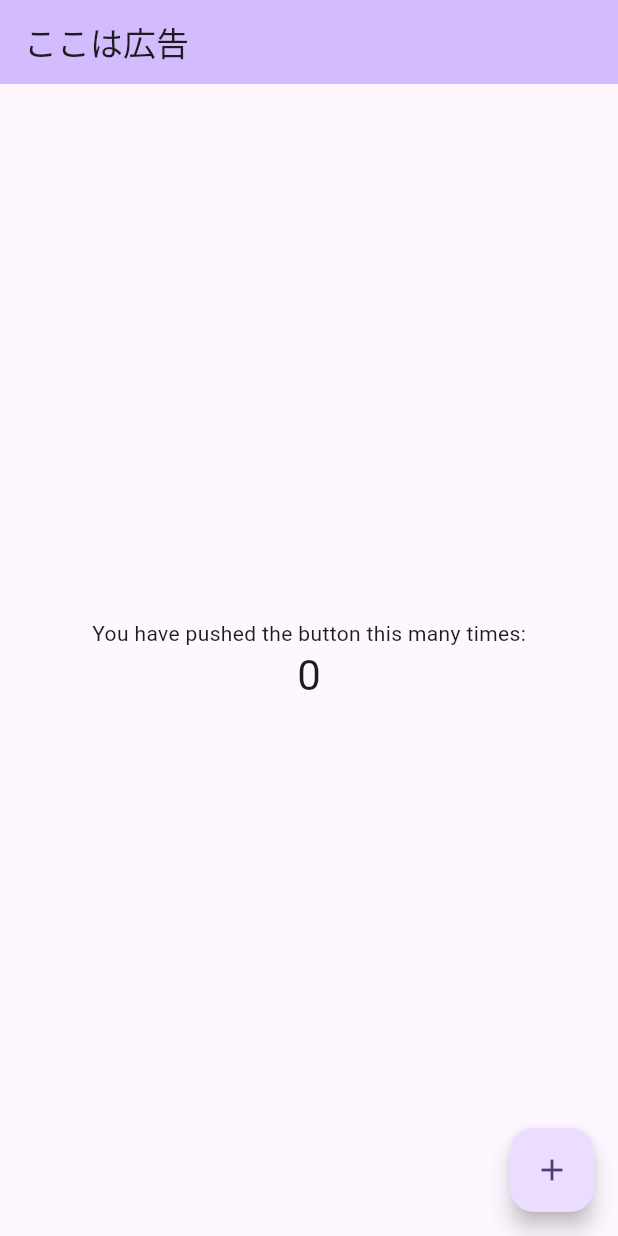
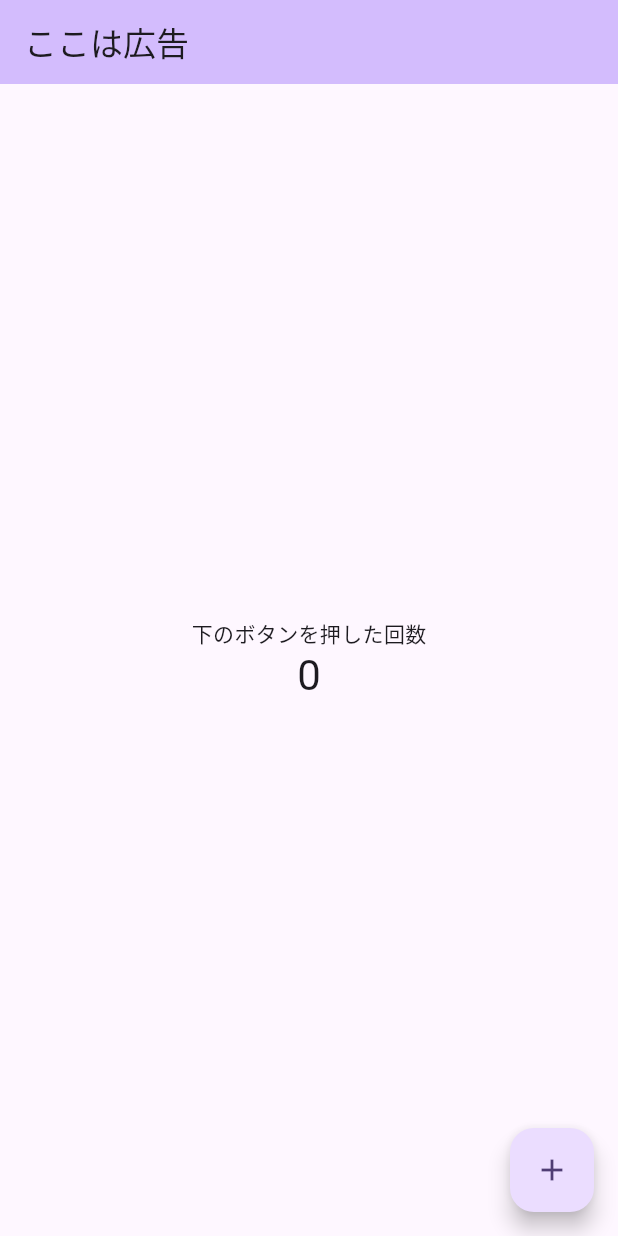
Before and after one commit to syanruru/dirary, a Flutter app: the screen it shows after launch, on a phone screen of 412 x 824 dp. Run offline on Flutter 3.47's test engine with Material 3 defaults, Android fonts, the phone set to English and light mode, and no system bars; our stand-ins replace fl_chart.

```diff
--- a/lib/main.dart
+++ b/lib/main.dart
@@ -1,7 +1,9 @@
 import 'package:flutter/material.dart';
+import 'package:fl_chart/fl_chart.dart';
 
 void main() {
   runApp(const MyApp());
+
 }
 
 class MyApp extends StatelessWidget {
@@ -32,7 +34,9 @@ class MyApp extends StatelessWidget {
         useMaterial3: true,
       ),
       home: const MyHomePage(title: 'ここは広告'),
+
     );
+
   }
 }
 
@@ -69,7 +73,8 @@ class _MyHomePageState extends State<MyHomePage> {
   }
 
   @override
-  Widget build(BuildContext context) {
+  Widget build(BuildContext context)
+  {
     // This method is rerun every time setState is called, for instance as done
     // by the _incrementCounter method above.
     //
@@ -106,7 +111,7 @@ class _MyHomePageState extends State<MyHomePage> {
           mainAxisAlignment: MainAxisAlignment.center,
           children: <Widget>[
             const Text(
-              'You have pushed the button this many times:',
+              '下のボタンを押した回数',
             ),
             Text(
               '$_counter',
@@ -122,4 +127,5 @@ class _MyHomePageState extends State<MyHomePage> {
       ), // This trailing comma makes auto-formatting nicer for build methods.
     );
   }
+
 }
--- a/pubspec.yaml
+++ b/pubspec.yaml
@@ -36,6 +36,7 @@ dependencies:
   # Use with the CupertinoIcons class for iOS style icons.
   cupertino_icons: ^1.0.8
   table_calendar: ^3.1.2
+  fl_chart: ^0.69.0
 
 dev_dependencies:
   flutter_test:
```
Also changed, not shown: pubspec.lock.
